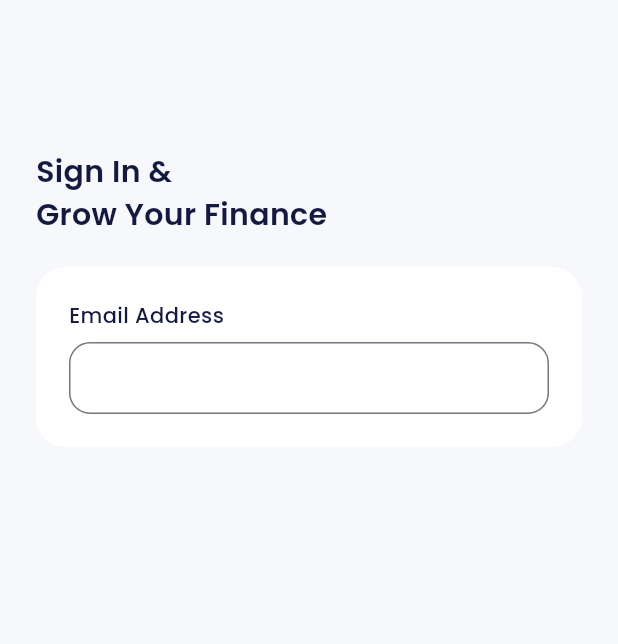
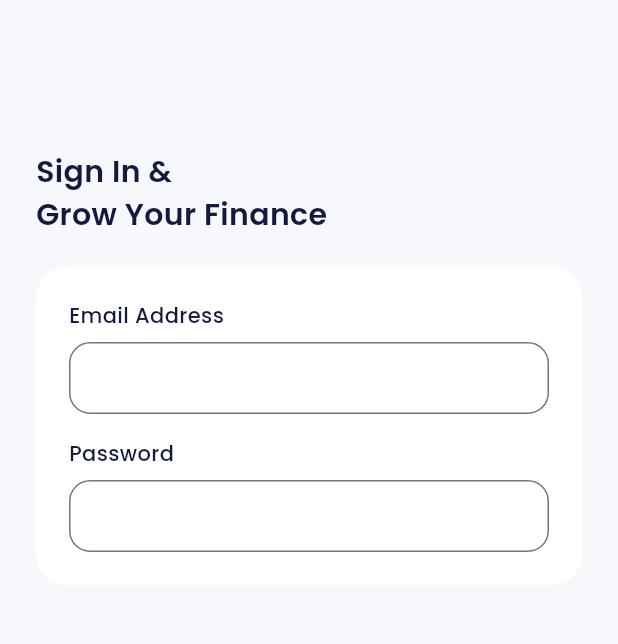
Before and after one commit to feyto81/bank_sha, a Flutter app: the SignInPage screen opened directly, on a phone screen of 412 x 824 dp, the part 225-869 px from its top. Run offline on Flutter 3.47's test engine with Material 3 defaults, Android fonts, the light colour scheme and no system bars; our stand-ins replace carousel_slider, google_fonts.

Commit message:
feat(password in sign in page)

```diff
--- a/lib/ui/pages/sign_in_page.dart
+++ b/lib/ui/pages/sign_in_page.dart
@@ -47,7 +47,7 @@ class SignInPage extends StatelessWidget {
             child: Column(
               crossAxisAlignment: CrossAxisAlignment.start,
               children: [
-// NOTE: EMAIL INPUT
+                // NOTE: EMAIL INPUT
                 Column(
                   crossAxisAlignment: CrossAxisAlignment.start,
                   children: [
@@ -70,6 +70,33 @@ class SignInPage extends StatelessWidget {
                     ),
                   ],
                 ),
+                const SizedBox(
+                  height: 16,
+                ),
+                // NOTE: PASSWORD INPUT
+                Column(
+                  crossAxisAlignment: CrossAxisAlignment.start,
+                  children: [
+                    Text(
+                      'Password',
+                      style: blackTextStyle.copyWith(
+                        fontWeight: medium,
+                      ),
+                    ),
+                    const SizedBox(
+                      height: 8,
+                    ),
+                    TextFormField(
+                      obscureText: true,
+                      decoration: InputDecoration(
+                        border: OutlineInputBorder(
+                          borderRadius: BorderRadius.circular(14),
+                        ),
+                        contentPadding: const EdgeInsets.all(12),
+                      ),
+                    ),
+                  ],
+                ),
               ],
             ),
           ),
```
